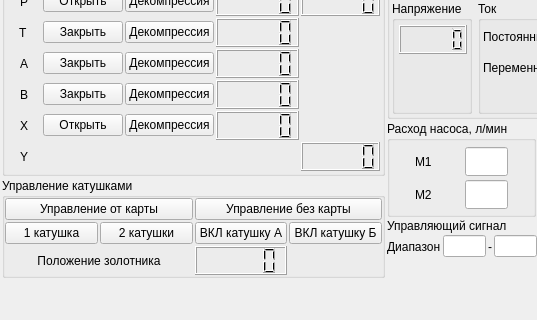
First picture: the form in manual_control.ui, repository firef0xff/SSHGS01, before the edit; both pictures show x 0 to 537 and y 421 to 741 of the 893 by 741 pixel window.
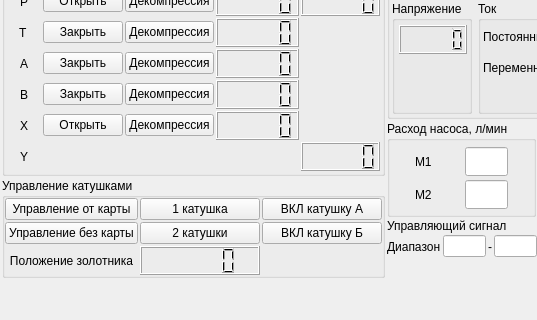
Second picture: the form after the edit.

Commit message: fix control place

Patch:
```diff
--- a/manual_control.ui
+++ b/manual_control.ui
@@ -1513,7 +1513,7 @@
         <property name="spacing">
          <number>2</number>
         </property>
-        <item row="0" column="0" colspan="2">
+        <item row="0" column="0">
          <widget class="QPushButton" name="CB">
           <property name="toolTip">
            <string>CB</string>
@@ -1529,7 +1529,7 @@
           </property>
          </widget>
         </item>
-        <item row="0" column="2" colspan="2">
+        <item row="1" column="0">
          <widget class="QPushButton" name="CR">
           <property name="toolTip">
            <string>CR</string>
@@ -1545,38 +1545,6 @@
           </property>
          </widget>
         </item>
-        <item row="1" column="1">
-         <widget class="QPushButton" name="RC2">
-          <property name="toolTip">
-           <string>RC2</string>
-          </property>
-          <property name="toolTipDuration">
-           <number>500</number>
-          </property>
-          <property name="text">
-           <string>2 катушки</string>
-          </property>
-          <property name="checkable">
-           <bool>true</bool>
-          </property>
-         </widget>
-        </item>
-        <item row="1" column="2">
-         <widget class="QPushButton" name="ONRA">
-          <property name="toolTip">
-           <string>ONRA</string>
-          </property>
-          <property name="toolTipDuration">
-           <number>500</number>
-          </property>
-          <property name="text">
-           <string>ВКЛ катушку А</string>
-          </property>
-          <property name="checkable">
-           <bool>true</bool>
-          </property>
-         </widget>
-        </item>
         <item row="1" column="3">
          <widget class="QPushButton" name="ONRB">
           <property name="toolTip">
@@ -1593,7 +1561,7 @@
           </property>
          </widget>
         </item>
-        <item row="1" column="0">
+        <item row="0" column="2">
          <widget class="QPushButton" name="RC1">
           <property name="toolTip">
            <string>RC1</string>
@@ -1609,7 +1577,7 @@
           </property>
          </widget>
         </item>
-        <item row="2" column="0" colspan="2">
+        <item row="3" column="0">
          <widget class="QLabel" name="label_10">
           <property name="text">
            <string>Положение золотника</string>
@@ -1619,7 +1587,7 @@
           </property>
          </widget>
         </item>
-        <item row="2" column="2">
+        <item row="3" column="2">
          <widget class="QLCDNumber" name="POS3">
           <property name="minimumSize">
            <size>
@@ -1641,6 +1609,38 @@
           </property>
          </widget>
         </item>
+        <item row="0" column="3">
+         <widget class="QPushButton" name="ONRA">
+          <property name="toolTip">
+           <string>ONRA</string>
+          </property>
+          <property name="toolTipDuration">
+           <number>500</number>
+          </property>
+          <property name="text">
+           <string>ВКЛ катушку А</string>
+          </property>
+          <property name="checkable">
+           <bool>true</bool>
+          </property>
+         </widget>
+        </item>
+        <item row="1" column="2">
+         <widget class="QPushButton" name="RC2">
+          <property name="toolTip">
+           <string>RC2</string>
+          </property>
+          <property name="toolTipDuration">
+           <number>500</number>
+          </property>
+          <property name="text">
+           <string>2 катушки</string>
+          </property>
+          <property name="checkable">
+           <bool>true</bool>
+          </property>
+         </widget>
+        </item>
        </layout>
       </widget>
      </item>
```
